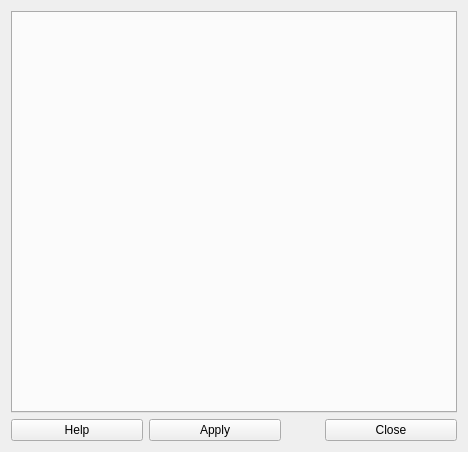
Qt form application/window_fix.ui (TheNiteCoder/mx-bashrc-config) before a commit.
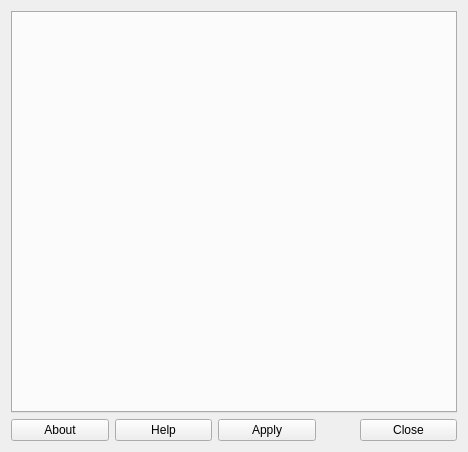
The same form after that commit. Icons and pictures are not drawn.

Commit message: Icons, new options, about and help buttons. Oh my!

The edit to the form file:
```diff
--- a/application/window_fix.ui
+++ b/application/window_fix.ui
@@ -25,6 +25,16 @@
    </item>
    <item>
     <layout class="QHBoxLayout" name="horizontalLayout">
+     <item>
+      <widget class="QPushButton" name="pushButton_About">
+       <property name="text">
+        <string>About</string>
+       </property>
+       <property name="icon">
+        <iconset theme="help-about"/>
+       </property>
+      </widget>
+     </item>
      <item>
       <widget class="QPushButton" name="pushButton_Help">
        <property name="text">
```
Left out of the diff: 13 changed lines with no effect on the pictures. The commit also changes 3 other files.
